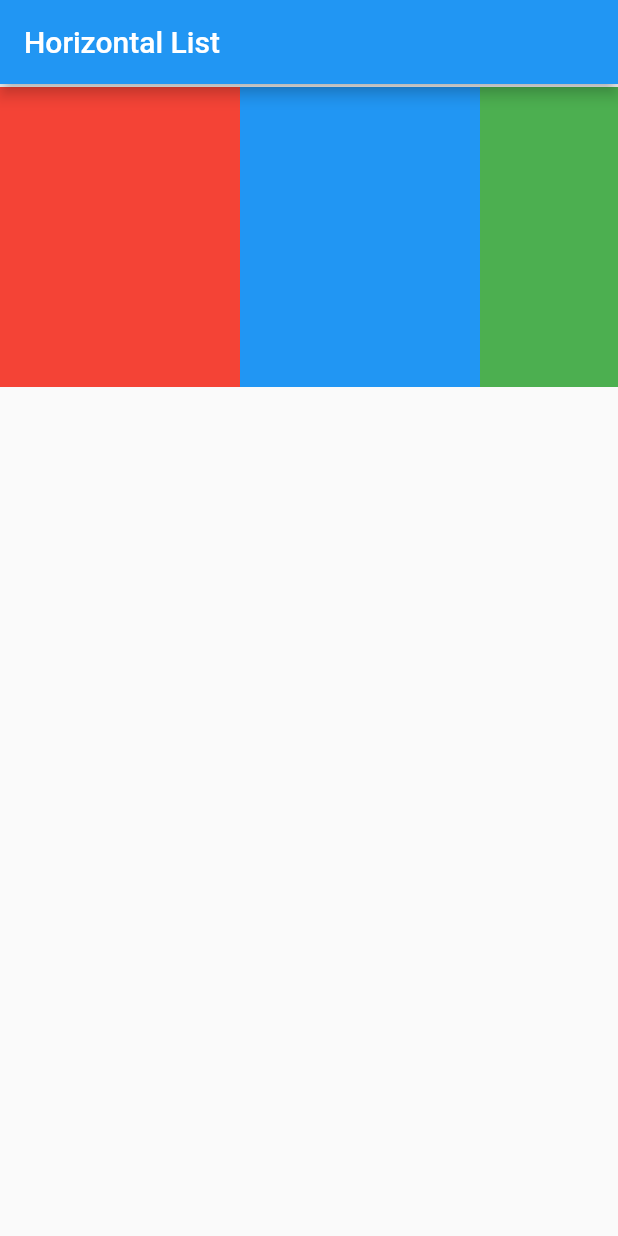
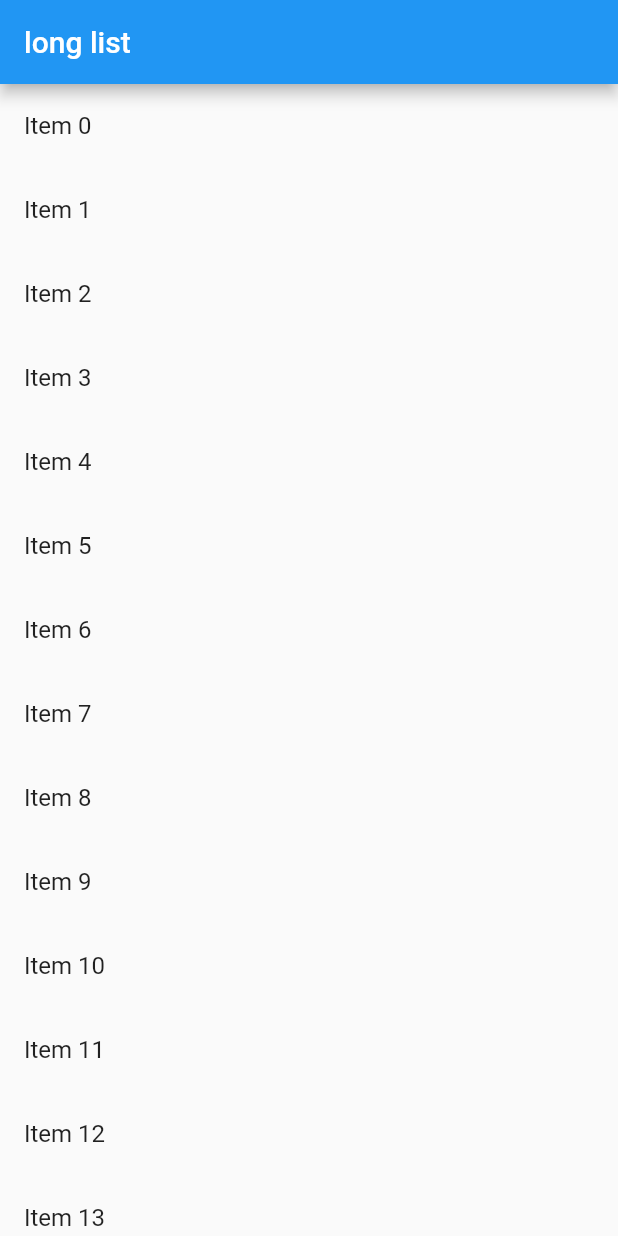
Before and after one commit to JianchuanWu/helloworld, a Flutter app: the screen it shows after launch, on a phone screen of 412 x 824 dp. Run offline on Flutter 3.47's test engine with Material 2 defaults, Android fonts, the phone set to English and light mode, and no system bars; our stand-ins replace cached_network_image, transparent_image.

```diff
--- /dev/null
+++ b/lib/MyLongListApp.dart
@@ -0,0 +1,29 @@
+import 'package:flutter/material.dart';
+import 'package:meta/meta.dart';
+
+class MyLongListApp extends StatelessWidget {
+  final List<String> items;
+
+  MyLongListApp({Key key, @required this.items}) : super(key: key);
+
+  @override
+  Widget build(BuildContext context) {
+    final title = 'long list';
+    return new MaterialApp(
+      title: title,
+      home: new Scaffold(
+        appBar: new AppBar(
+          title: new Text(title),
+        ),
+        body: new ListView.builder(
+          itemCount: items.length,
+          itemBuilder: (context, index) {
+            return new ListTile(
+              title: new Text('${items[index]}'),
+            );
+          },
+        ),
+      ),
+    );
+  }
+}
--- a/lib/main.dart
+++ b/lib/main.dart
@@ -1,4 +1,6 @@
 import 'package:flutter/material.dart';
-import 'package:helloworld/MyHorizontalListApp.dart';
+import 'package:helloworld/MyLongListApp.dart';
 
-void main() => runApp(new MyHorizontalListApp());
+void main() => runApp(new MyLongListApp(
+      items: new List<String>.generate(10000, (i) => "Item $i"),
+    ));
```
